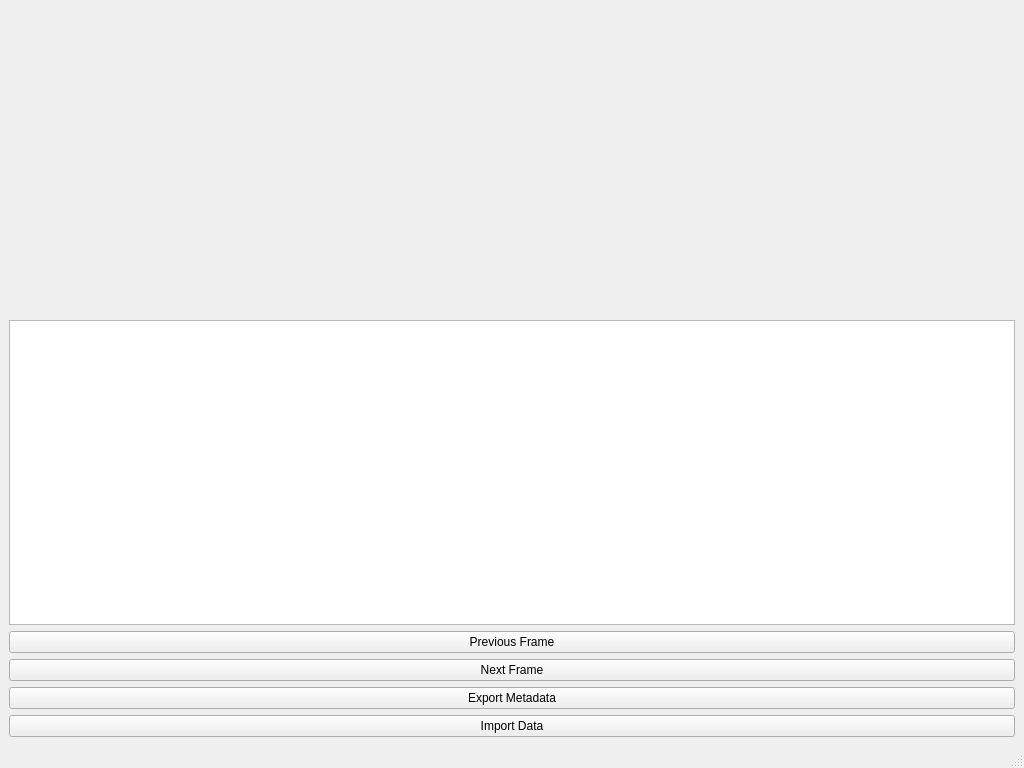
This is ui/main_window.ui in marlefranco/VidView as Qt 5 draws it before an edit. The edited form follows.
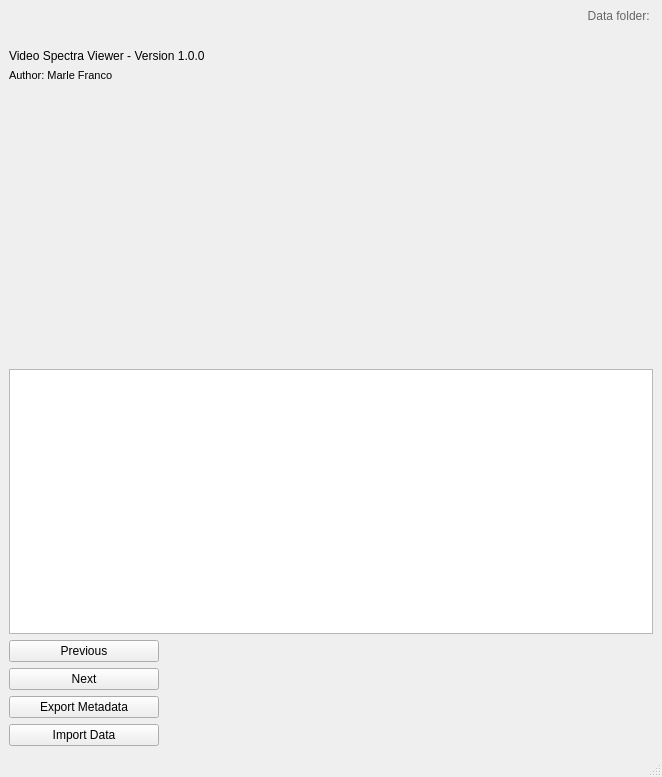
This is the edited form. Icons and pictures are not drawn.

Commit message: UPDATED Video Imager

What changed in the file:
```diff
--- a/ui/main_window.ui
+++ b/ui/main_window.ui
@@ -2,10 +2,93 @@
 <ui version="4.0">
  <class>MainViewerWindow</class>
  <widget class="QMainWindow" name="MainViewerWindow">
-  <property name="geometry"><rect><x>0</x><y>0</y><width>1024</width><height>768</height></rect></property>
-  <property name="windowTitle"><string>Video Spectra Viewer</string></property>
+  <property name="geometry">
+   <rect>
+    <x>0</x>
+    <y>0</y>
+    <width>662</width>
+    <height>777</height>
+   </rect>
+  </property>
+  <property name="windowTitle">
+   <string>Video Spectra Viewer</string>
+  </property>
   <widget class="QWidget" name="centralwidget">
    <layout class="QVBoxLayout" name="verticalLayout">
+    <item>
+     <widget class="QLabel" name="folderPathLabel">
+      <property name="geometry">
+       <rect>
+        <x>300</x>
+        <y>10</y>
+        <width>350</width>
+        <height>20</height>
+       </rect>
+      </property>
+      <property name="alignment">
+       <set>Qt::AlignmentFlag::AlignRight|Qt::AlignmentFlag::AlignVCenter</set>
+      </property>
+      <property name="styleSheet">
+       <string>color: #666666;</string>
+      </property>
+      <property name="text">
+       <string>Data folder: </string>
+      </property>
+     </widget>
+    </item>
+    <item>
+     <widget class="QLabel" name="label_2">
+      <property name="maximumSize">
+       <size>
+        <width>200</width>
+        <height>25</height>
+       </size>
+      </property>
+      <property name="text">
+       <string/>
+      </property>
+      <property name="pixmap">
+       <pixmap>../olympus-3-logo-black-and-white 200-crop.png</pixmap>
+      </property>
+      <property name="scaledContents">
+       <bool>true</bool>
+      </property>
+     </widget>
+    </item>
+    <item>
+     <widget class="QLabel" name="label_4">
+      <property name="maximumSize">
+       <size>
+        <width>250</width>
+        <height>16777215</height>
+       </size>
+      </property>
+      <property name="text">
+       <string>Video Spectra Viewer - Version 1.0.0</string>
+      </property>
+     </widget>
+    </item>
+    <item>
+     <widget class="QLabel" name="label_3">
+      <property name="maximumSize">
+       <size>
+        <width>250</width>
+        <height>16777215</height>
+       </size>
+      </property>
+      <property name="font">
+       <font>
+        <pointsize>8</pointsize>
+       </font>
+      </property>
+      <property name="text">
+       <string>Author: Marle Franco </string>
+      </property>
+     </widget>
+    </item>
+    <item>
+     <layout class="QVBoxLayout" name="verticalLayout_3"/>
+    </item>
     <item>
      <layout class="QHBoxLayout" name="videoPlotLayout">
       <item>
@@ -33,11 +116,121 @@
       </item>
      </layout>
     </item>
-    <item><widget class="QTableWidget" name="metadataTable"/></item>
-    <item><widget class="QPushButton" name="prevButton"><property name="text"><string>Previous Frame</string></property></widget></item>
-    <item><widget class="QPushButton" name="nextButton"><property name="text"><string>Next Frame</string></property></widget></item>
-    <item><widget class="QPushButton" name="exportButton"><property name="text"><string>Export Metadata</string></property></widget></item>
-    <item><widget class="QPushButton" name="importVideoButton"><property name="text"><string>Import Data</string></property></widget></item>
+    <item>
+     <spacer name="verticalSpacer">
+      <property name="orientation">
+       <enum>Qt::Orientation::Vertical</enum>
+      </property>
+      <property name="sizeType">
+       <enum>QSizePolicy::Policy::Minimum</enum>
+      </property>
+      <property name="sizeHint" stdset="0">
+       <size>
+        <width>20</width>
+        <height>10</height>
+       </size>
+      </property>
+     </spacer>
+    </item>
+    <item>
+     <widget class="QTableWidget" name="metadataTable"/>
+    </item>
+    <item>
+     <layout class="QGridLayout" name="gridLayout">
+      <item row="2" column="0">
+       <widget class="QPushButton" name="exportButton">
+        <property name="minimumSize">
+         <size>
+          <width>150</width>
+          <height>0</height>
+         </size>
+        </property>
+        <property name="maximumSize">
+         <size>
+          <width>150</width>
+          <height>16777215</height>
+         </size>
+        </property>
+        <property name="text">
+         <string>Export Metadata</string>
+        </property>
+       </widget>
+      </item>
+      <item row="3" column="1">
+       <spacer name="horizontalSpacer_3">
+        <property name="orientation">
+         <enum>Qt::Orientation::Horizontal</enum>
+        </property>
+        <property name="sizeHint" stdset="0">
+         <size>
+          <width>40</width>
+          <height>20</height>
+         </size>
+        </property>
+       </spacer>
+      </item>
+      <item row="0" column="3">
+       <layout class="QHBoxLayout" name="horizontalLayout_3"/>
+      </item>
+      <item row="1" column="0">
+       <widget class="QPushButton" name="nextButton">
+        <property name="minimumSize">
+         <size>
+          <width>150</width>
+          <height>0</height>
+         </size>
+        </property>
+        <property name="maximumSize">
+         <size>
+          <width>150</width>
+          <height>150</height>
+         </size>
+        </property>
+        <property name="text">
+         <string>Next</string>
+        </property>
+       </widget>
+      </item>
+      <item row="0" column="0">
+       <widget class="QPushButton" name="prevButton">
+        <property name="minimumSize">
+         <size>
+          <width>150</width>
+          <height>0</height>
+         </size>
+        </property>
+        <property name="maximumSize">
+         <size>
+          <width>200</width>
+          <height>16777215</height>
+         </size>
+        </property>
+        <property name="text">
+         <string>Previous</string>
+        </property>
+       </widget>
+      </item>
+      <item row="3" column="0">
+       <widget class="QPushButton" name="importVideoButton">
+        <property name="minimumSize">
+         <size>
+          <width>150</width>
+          <height>0</height>
+         </size>
+        </property>
+        <property name="maximumSize">
+         <size>
+          <width>150</width>
+          <height>16777215</height>
+         </size>
+        </property>
+        <property name="text">
+         <string>Import Data</string>
+        </property>
+       </widget>
+      </item>
+     </layout>
+    </item>
    </layout>
   </widget>
   <widget class="QMenuBar" name="menubar"/>
```
Left out of the diff: 13 changed lines with no effect on the pictures. The commit also changes 30 other files.
